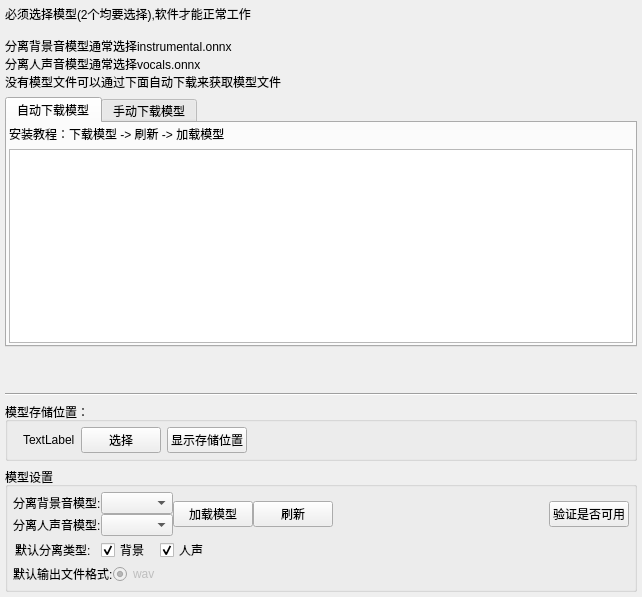
Old version of the form SettingSpanel/avs_settingqtwidgetsclass.ui in the repository xiaoxixiaoxi/UVAIGC.
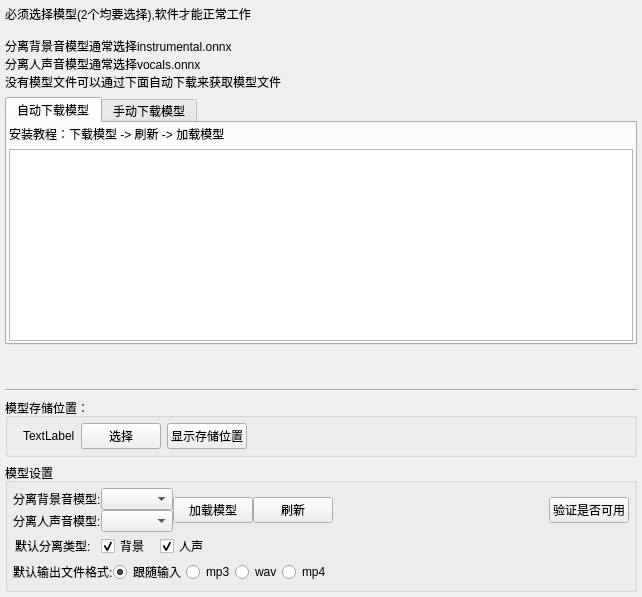
New version of the form. Icons and pictures are not drawn. Custom widgets are drawn as their Qt base class.

```diff
--- a/SettingSpanel/avs_settingqtwidgetsclass.ui
+++ b/SettingSpanel/avs_settingqtwidgetsclass.ui
@@ -412,16 +412,61 @@
          </widget>
         </item>
         <item>
-         <widget class="QRadioButton" name="radioButton">
+         <widget class="QRadioButton" name="default_radioButton">
+          <property name="text">
+           <string>跟随输入</string>
+          </property>
+          <property name="checked">
+           <bool>true</bool>
+          </property>
+          <attribute name="buttonGroup">
+           <string notr="true">suffix_buttonGroup</string>
+          </attribute>
+         </widget>
+        </item>
+        <item>
+         <widget class="QRadioButton" name="mp3_radioButton">
+          <property name="text">
+           <string>mp3</string>
+          </property>
+          <attribute name="buttonGroup">
+           <string notr="true">suffix_buttonGroup</string>
+          </attribute>
+         </widget>
+        </item>
+        <item>
+         <widget class="QRadioButton" name="wav_radioButton">
           <property name="enabled">
-           <bool>false</bool>
+           <bool>true</bool>
+          </property>
+          <property name="mouseTracking">
+           <bool>true</bool>
           </property>
           <property name="text">
            <string>wav</string>
           </property>
+          <property name="checkable">
+           <bool>true</bool>
+          </property>
           <property name="checked">
+           <bool>false</bool>
+          </property>
+          <property name="autoExclusive">
            <bool>true</bool>
           </property>
+          <attribute name="buttonGroup">
+           <string notr="true">suffix_buttonGroup</string>
+          </attribute>
+         </widget>
+        </item>
+        <item>
+         <widget class="QRadioButton" name="mp4_radioButton">
+          <property name="text">
+           <string>mp4</string>
+          </property>
+          <attribute name="buttonGroup">
+           <string notr="true">suffix_buttonGroup</string>
+          </attribute>
          </widget>
         </item>
         <item>
```
Left out of the diff: 3 changed lines with no effect on the pictures.
